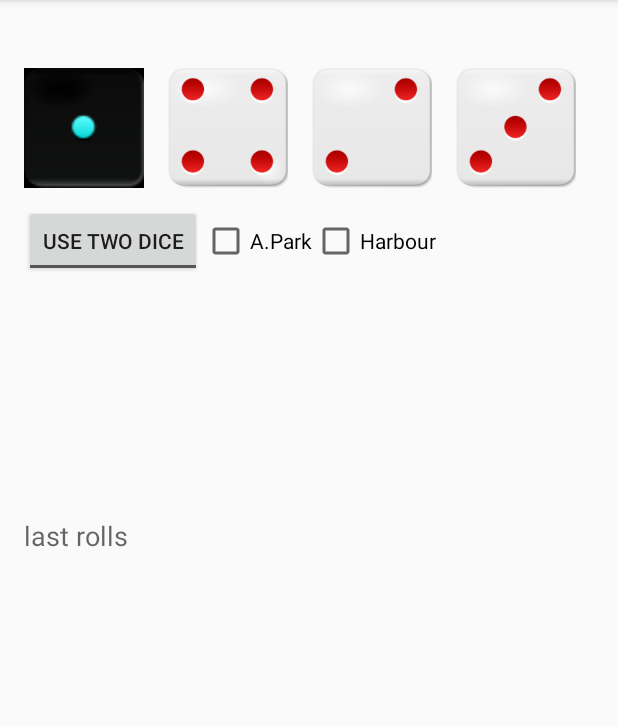
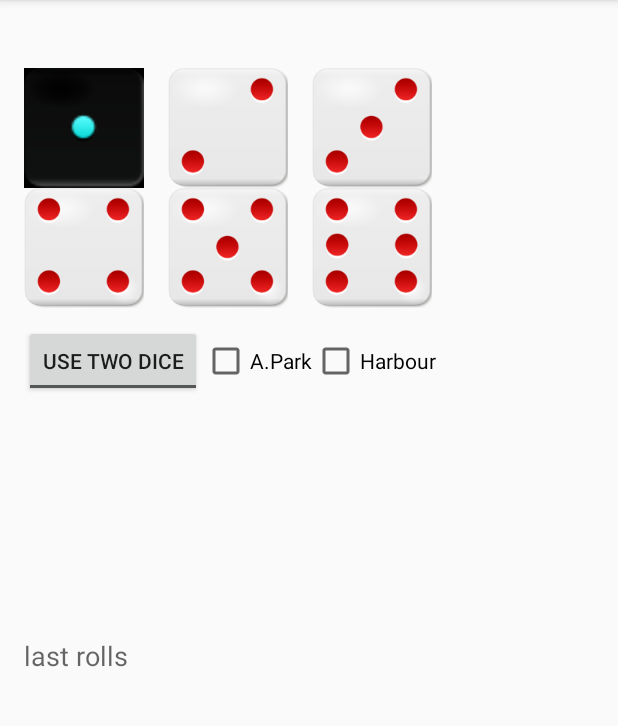
Before and after one commit to thilo20/MachiKoroPad, an Android app: the RollDiceActivity screen opened directly, with no data from a screen before it, on a phone screen of 412 x 824 dp, the part 84-810 px from its top. Run offline under Robolectric (Android 15) with nearby library versions, the phone set to English and light mode, and no system bars; 7 statements that could not run were skipped.

Commit message:
basically working (strip RadioGroup as it is replaced by custom view; reorder buttons inside group)

```diff
--- a/app/src/main/res/layout/activity_roll_dice.xml
+++ b/app/src/main/res/layout/activity_roll_dice.xml
@@ -27,27 +27,11 @@
         android:id="@+id/radiogroup1"
         android:layout_below="@+id/textView3">
 
-        <RadioGroup
-            android:layout_width="wrap_content"
-            android:layout_height="wrap_content"
-            android:orientation="horizontal"
-            android:layout_alignParentLeft="true"
-            android:layout_alignParentStart="true"
-            android:layout_below="@+id/textView3"
-            android:id="@+id/w1">
-
             <RadioButton
                 android:id="@+id/dice1"
                 android:layout_width="wrap_content"
                 android:layout_height="wrap_content"
                 android:button="@drawable/one_inverted"
-                android:padding="@dimen/dice_padding" />
-
-            <RadioButton
-                android:id="@+id/dice4"
-                android:layout_width="wrap_content"
-                android:layout_height="wrap_content"
-                android:button="@drawable/four"
                 android:padding="@dimen/dice_padding" />
 
             <RadioButton
@@ -70,7 +54,14 @@
                 android:layout_toRightOf="@+id/dice2"
                 android:layout_toEndOf="@+id/dice2" />
 
-            <RadioButton
+        <RadioButton
+            android:id="@+id/dice4"
+            android:layout_width="wrap_content"
+            android:layout_height="wrap_content"
+            android:button="@drawable/four"
+            android:padding="@dimen/dice_padding" />
+
+        <RadioButton
                 android:id="@+id/dice5"
                 android:layout_width="wrap_content"
                 android:layout_height="wrap_content"
@@ -91,8 +82,6 @@
                 android:layout_alignTop="@+id/dice5"
                 android:layout_toRightOf="@+id/dice5"
                 android:layout_toEndOf="@+id/dice5" />
-
-        </RadioGroup>
     </view>
 
     <ToggleButton
```
